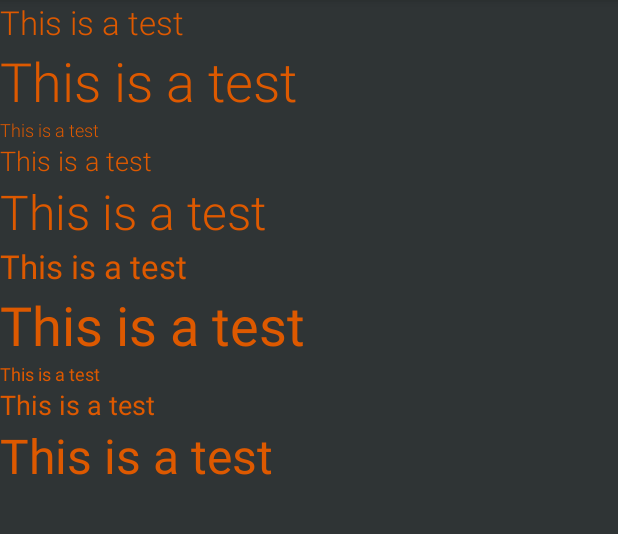
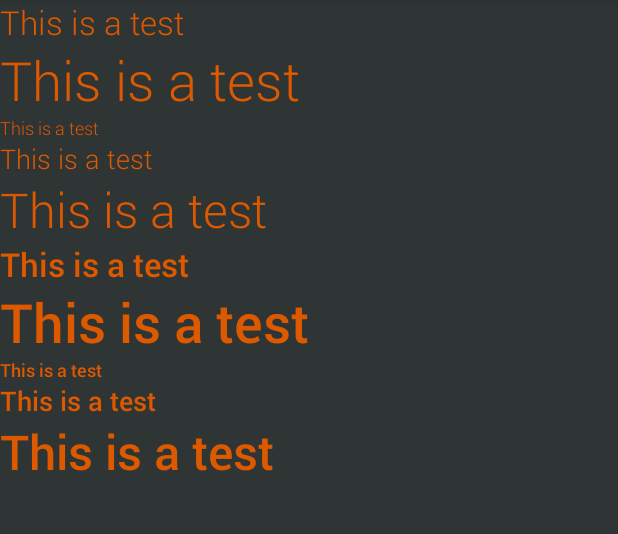
Before and after one commit to Br3ttl3y/Local, an Android app: the screen it shows after launch (Home), with the options menu open, on a phone screen of 412 x 824 dp, the part 84-618 px from its top. Run offline under Robolectric (Android 15) with nearby library versions, the phone set to English and light mode, and no system bars; 2 statements that could not run were skipped.

Commit message:
Change package name and add custom view with custom fonts

```diff
--- a/Commuter/commuter/build.gradle
+++ b/Commuter/commuter/build.gradle
@@ -5,7 +5,7 @@ android {
     buildToolsVersion "19.1.0"
 
     defaultConfig {
-        applicationId "austindroids.com.commuter"
+        applicationId "com.austindroids.commuter"
         minSdkVersion 11
         targetSdkVersion 19
         versionCode 1
--- a/Commuter/commuter/src/main/AndroidManifest.xml
+++ b/Commuter/commuter/src/main/AndroidManifest.xml
@@ -1,6 +1,6 @@
 <?xml version="1.0" encoding="utf-8"?>
 <manifest xmlns:android="http://schemas.android.com/apk/res/android"
-    package="austindroids.com.commuter" >
+    package="com.austindroids.commuter" >
 
     <application
         android:allowBackup="true"
--- a/Commuter/commuter/src/main/java/austindroids/com/commuter/Home.java
+++ b/Commuter/commuter/src/main/java/com/austindroids/commuter/Home.java
@@ -1,4 +1,4 @@
-package austindroids.com.commuter;
+package com.austindroids.commuter;
 
 import android.support.v4.app.Fragment;
 import android.support.v4.app.FragmentManager;
@@ -22,7 +22,7 @@ public class Home extends ActionBarActivity implements NavigationDrawer.Navigati
     private NavigationDrawer navigationDrawer;
 
     @Override
-    protected void onCreate(Bundle savedInstanceState) {
+protected void onCreate(Bundle savedInstanceState) {
         super.onCreate(savedInstanceState);
         setContentView(R.layout.activity_home);
 
--- a/Commuter/commuter/src/main/java/austindroids/com/commuter/NavigationDrawer.java
+++ b/Commuter/commuter/src/main/java/com/austindroids/commuter/NavigationDrawer.java
@@ -1,4 +1,4 @@
-package austindroids.com.commuter;
+package com.austindroids.commuter;
 
 import android.app.Activity;
 import android.content.SharedPreferences;
--- a/Commuter/commuter/src/main/java/austindroids/com/commuter/RecordFragment.java
+++ b/Commuter/commuter/src/main/java/com/austindroids/commuter/RecordFragment.java
@@ -1,4 +1,4 @@
-package austindroids.com.commuter;
+package com.austindroids.commuter;
 
 import android.os.Bundle;
 import android.support.v4.app.Fragment;
--- /dev/null
+++ b/Commuter/commuter/src/main/java/com/austindroids/commuter/widgets/TextViewLight.java
@@ -0,0 +1,30 @@
+package com.austindroids.commuter.widgets;
+
+import android.content.Context;
+import android.graphics.Typeface;
+import android.util.AttributeSet;
+import android.widget.TextView;
+
+public class TextViewLight extends TextView {
+
+    public TextViewLight(Context context, AttributeSet attrs, int defStyle) {
+        super(context, attrs, defStyle);
+        setFont();
+    }
+
+    public TextViewLight(Context context, AttributeSet attrs) {
+        super(context, attrs);
+        setFont();
+    }
+
+    public TextViewLight(Context context) {
+        super(context);
+        setFont();
+    }
+
+    private void setFont() {
+            Typeface typeface = TypefaceCache.getTypeface(getContext(), "fonts/Roboto-Light.ttf");
+            setTypeface(typeface);
+    }
+
+}
--- /dev/null
+++ b/Commuter/commuter/src/main/java/com/austindroids/commuter/widgets/TextViewMedium.java
@@ -0,0 +1,33 @@
+package com.austindroids.commuter.widgets;
+
+import android.content.Context;
+import android.graphics.Typeface;
+import android.util.AttributeSet;
+import android.widget.TextView;
+
+import java.util.HashMap;
+
+public class TextViewMedium extends TextView{
+
+
+
+    public TextViewMedium(Context context, AttributeSet attrs, int defStyle) {
+        super(context, attrs, defStyle);
+        setFont();
+    }
+
+    public TextViewMedium(Context context, AttributeSet attrs) {
+        super(context, attrs);
+        setFont();
+    }
+
+    public TextViewMedium(Context context) {
+        super(context);
+        setFont();
+    }
+
+    private void setFont() {
+        Typeface typeface = TypefaceCache.getTypeface(getContext(), "fonts/Roboto-Medium.ttf");
+        setTypeface(typeface);
+    }
+}
--- /dev/null
+++ b/Commuter/commuter/src/main/java/com/austindroids/commuter/widgets/TypefaceCache.java
@@ -0,0 +1,27 @@
+package com.austindroids.commuter.widgets;
+
+import android.content.Context;
+import android.graphics.Typeface;
+
+import java.util.HashMap;
+import java.util.Hashtable;
+
+/**
+ * Typefaces are not cached by default, we must cache the .ttf files in order to have better
+ * performance
+ */
+public class TypefaceCache {
+
+    private static final Hashtable<String, Typeface> cache = new Hashtable<String, Typeface>();
+
+    public static Typeface getTypeface(Context context, String assetPath) {
+        synchronized (cache) {
+            if (!cache.containsKey(assetPath)) {
+                Typeface typeface = Typeface.createFromAsset(context.getAssets(), assetPath);
+                cache.put(assetPath, typeface);
+            }
+
+            return cache.get(assetPath);
+        }
+    }
+}
--- a/Commuter/commuter/src/main/res/layout/activity_home.xml
+++ b/Commuter/commuter/src/main/res/layout/activity_home.xml
@@ -18,7 +18,7 @@
         android:layout_width="240dp"
         android:layout_height="match_parent"
         android:layout_gravity="start"
-        android:name="austindroids.com.commuter.NavigationDrawer"
+        android:name="com.austindroids.commuter.NavigationDrawer"
         tools:layout="@layout/fragment_nav_drawer" />
 
 </android.support.v4.widget.DrawerLayout>
--- a/Commuter/commuter/src/main/res/layout/fragment_nav_drawer.xml
+++ b/Commuter/commuter/src/main/res/layout/fragment_nav_drawer.xml
@@ -8,6 +8,6 @@
     android:background="@color/blue_main"
     android:dividerHeight="1dp"
     android:divider="@color/gray_dark_main"
-    tools:context="austindroids.com.commuter.NavigationDrawer">
+    tools:context="com.austindroids.commuter.NavigationDrawer">
 
 </ListView>
--- a/Commuter/commuter/src/main/res/layout/fragment_record.xml
+++ b/Commuter/commuter/src/main/res/layout/fragment_record.xml
@@ -6,7 +6,7 @@
     android:layout_height="match_parent"
     android:background="@color/black_background">
 
-    <TextView
+    <com.austindroids.commuter.widgets.TextViewLight
         android:layout_width="wrap_content"
         android:layout_height="wrap_content"
         android:textSize="22sp"
@@ -14,7 +14,7 @@
         android:fontFamily="sans-serif-light"
         android:textColor="@color/orange_main"/>
 
-    <TextView
+    <com.austindroids.commuter.widgets.TextViewLight
         android:layout_width="wrap_content"
         android:layout_height="wrap_content"
         android:textSize="36sp"
@@ -22,7 +22,7 @@
         android:fontFamily="sans-serif-light"
         android:textColor="@color/orange_main"/>
 
-    <TextView
+    <com.austindroids.commuter.widgets.TextViewLight
         android:layout_width="wrap_content"
         android:layout_height="wrap_content"
         android:textSize="12sp"
@@ -30,7 +30,7 @@
         android:fontFamily="sans-serif-light"
         android:textColor="@color/orange_main"/>
 
-    <TextView
+    <com.austindroids.commuter.widgets.TextViewLight
         android:layout_width="wrap_content"
         android:layout_height="wrap_content"
         android:textSize="18sp"
@@ -38,7 +38,7 @@
         android:fontFamily="sans-serif-light"
         android:textColor="@color/orange_main"/>
 
-    <TextView
+    <com.austindroids.commuter.widgets.TextViewLight
         android:layout_width="wrap_content"
         android:layout_height="wrap_content"
         android:textSize="32sp"
@@ -46,7 +46,7 @@
         android:fontFamily="sans-serif-light"
         android:textColor="@color/orange_main"/>
 
-    <TextView
+    <com.austindroids.commuter.widgets.TextViewMedium
         android:layout_width="wrap_content"
         android:layout_height="wrap_content"
         android:textSize="22sp"
@@ -54,7 +54,7 @@
         android:fontFamily="sans-serif"
         android:textColor="@color/orange_main"/>
 
-    <TextView
+    <com.austindroids.commuter.widgets.TextViewMedium
         android:layout_width="wrap_content"
         android:layout_height="wrap_content"
         android:textSize="36sp"
@@ -62,7 +62,7 @@
         android:fontFamily="sans-serif"
         android:textColor="@color/orange_main"/>
 
-    <TextView
+    <com.austindroids.commuter.widgets.TextViewMedium
         android:layout_width="wrap_content"
         android:layout_height="wrap_content"
         android:textSize="12sp"
@@ -70,7 +70,7 @@
         android:fontFamily="sans-serif"
         android:textColor="@color/orange_main"/>
 
-    <TextView
+    <com.austindroids.commuter.widgets.TextViewMedium
         android:layout_width="wrap_content"
         android:layout_height="wrap_content"
         android:textSize="18sp"
@@ -78,7 +78,7 @@
         android:fontFamily="sans-serif"
         android:textColor="@color/orange_main"/>
 
-    <TextView
+    <com.austindroids.commuter.widgets.TextViewMedium
         android:layout_width="wrap_content"
         android:layout_height="wrap_content"
         android:textSize="32sp"
```
Also changed, not shown: Commuter/commuter/src/main/assets/fonts/Roboto-Light.ttf (added), Commuter/commuter/src/main/assets/fonts/Roboto-Medium.ttf (added).
